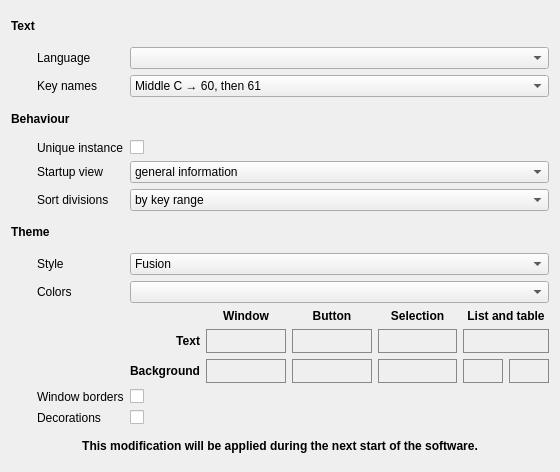
The window that sources/context/interface/configsectioninterface.ui (davy7125/polyphone) describes before a commit, drawn with Qt 5.
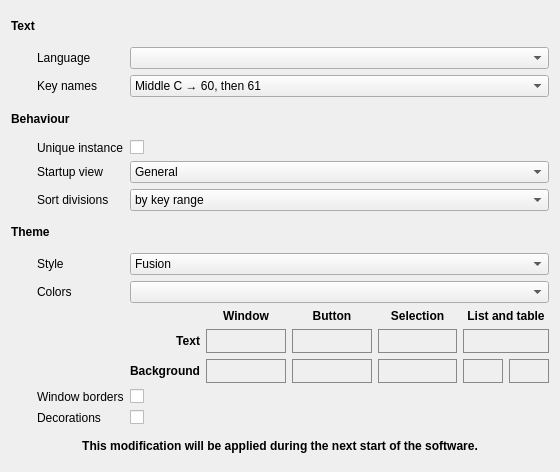
The same window after the commit.

Patch:
```diff
--- a/sources/context/interface/configsectioninterface.ui
+++ b/sources/context/interface/configsectioninterface.ui
@@ -634,7 +634,7 @@
     <widget class="QComboBox" name="comboStartupView">
      <item>
       <property name="text">
-       <string>general information</string>
+       <string>General</string>
       </property>
      </item>
      <item>
```
Left out of the diff: 27 changed lines with no effect on the pictures.
